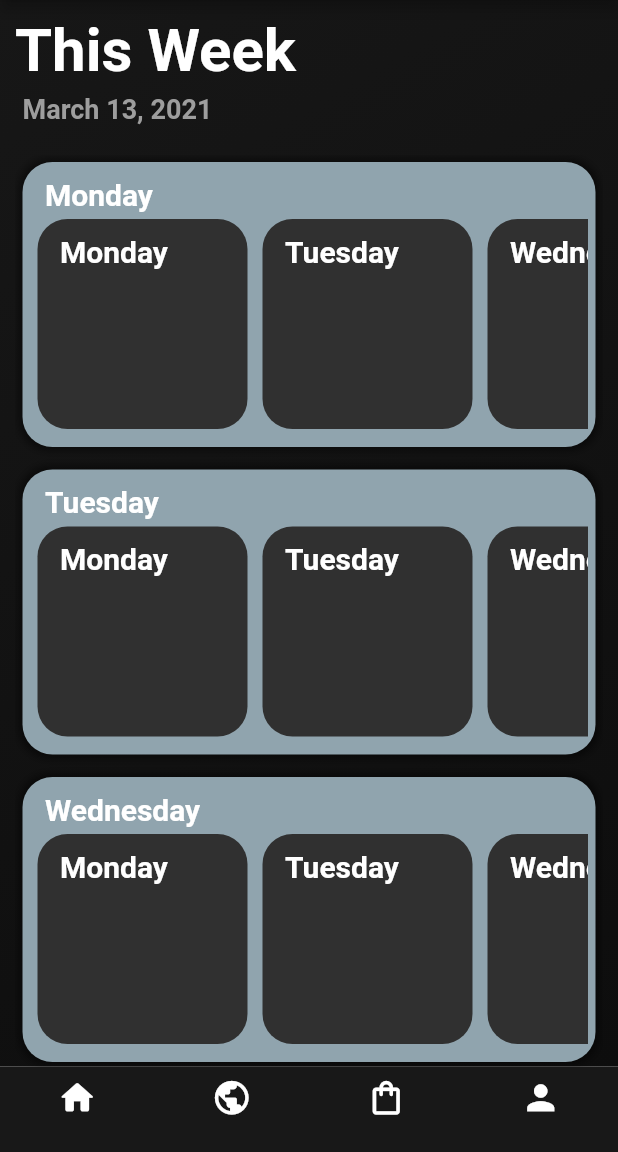
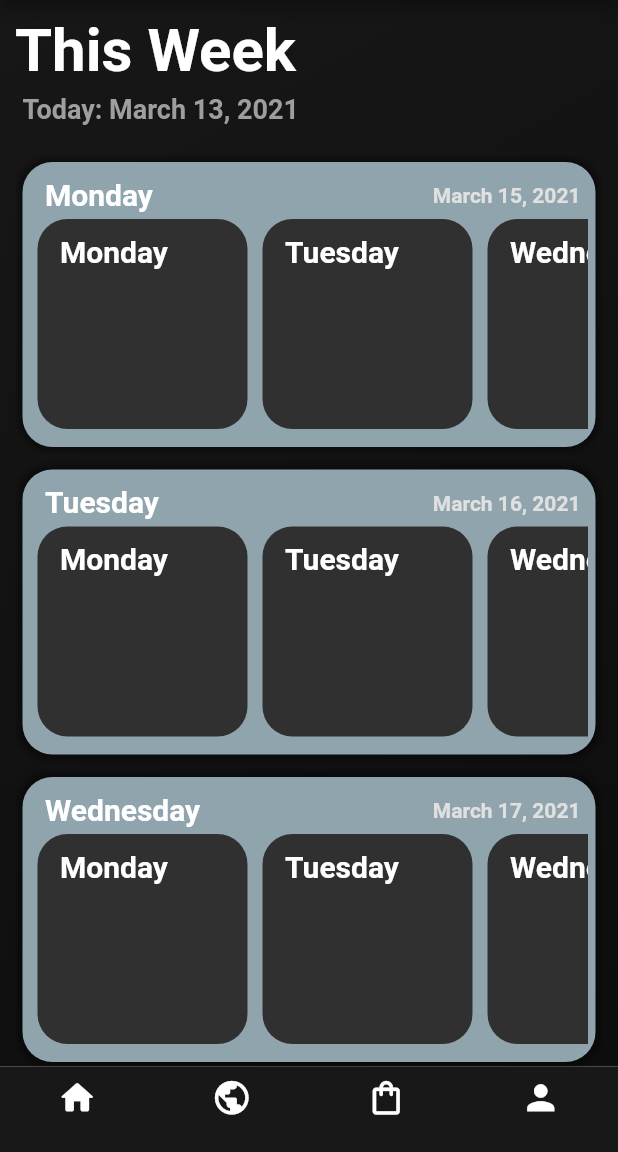
Before and after one commit to Bambalow28/Elixir-Labs-Companion-App, a Flutter app: the WeeklyCalendar screen opened directly, on a phone screen of 412 x 824 dp, the part 84-1236 px from its top. Run offline on Flutter 3.47's test engine with Material 2 defaults, Android fonts, the phone set to English and light mode, and no system bars; our stand-ins replace uni_links, wave, webview_flutter; missing offline and left inert: flutter_barcode_scanner, flutter_inappwebview, oauth2, zendesk.

Commit message:
Added date in each day

```diff
--- a/lib/Pages/weeklyCalendar.dart
+++ b/lib/Pages/weeklyCalendar.dart
@@ -19,6 +19,15 @@ class _WeeklyCalendar extends State<WeeklyCalendar> {
     'Friday',
     'Saturday',
     'Sunday'
+  ];
+  List<String> dates = [
+    'March 15, 2021',
+    'March 16, 2021',
+    'March 17, 2021',
+    'March 18, 2021',
+    'March 19, 2021',
+    'March 20, 2021',
+    'March 21, 2021'
   ];
 
   void navigationBarTapped(int index) {
@@ -122,7 +131,7 @@ class _WeeklyCalendar extends State<WeeklyCalendar> {
               alignment: Alignment.topLeft,
               padding: EdgeInsets.only(top: 5.0, left: 15.0, bottom: 20.0),
               child: Text(
-                'March 13, 2021',
+                'Today: March 13, 2021',
                 style: TextStyle(
                     color: Colors.grey,
                     fontSize: 18.0,
@@ -157,8 +166,12 @@ class _WeeklyCalendar extends State<WeeklyCalendar> {
                               ]),
                           child: Column(
                             children: <Widget>[
-                              Container(
-                                padding: EdgeInsets.only(top: 10.0, left: 15.0),
+                              Row(
+                                children: <Widget>[
+                                  Expanded(
+                                    child: Container(
+                                      padding: EdgeInsets.only(
+                                          top: 10.0, left: 15.0),
                                       alignment: Alignment.topLeft,
                                       child: Text(
                                         days[index],
@@ -167,6 +180,26 @@ class _WeeklyCalendar extends State<WeeklyCalendar> {
                                             fontSize: 20.0,
                                             fontWeight: FontWeight.bold),
                                       ),
+                                    ),
+                                  ),
+                                  Expanded(
+                                    child: SizedBox(),
+                                  ),
+                                  Expanded(
+                                    child: Container(
+                                      alignment: Alignment.centerRight,
+                                      padding: EdgeInsets.only(
+                                          top: 12.0, right: 10.0),
+                                      child: Text(
+                                        dates[index],
+                                        style: TextStyle(
+                                            color: Colors.grey[300],
+                                            fontSize: 14.0,
+                                            fontWeight: FontWeight.bold),
+                                      ),
+                                    ),
+                                  ),
+                                ],
                               ),
                               Expanded(
                                 child: Container(
```
Lines whose indentation alone changed are shown as unchanged.
